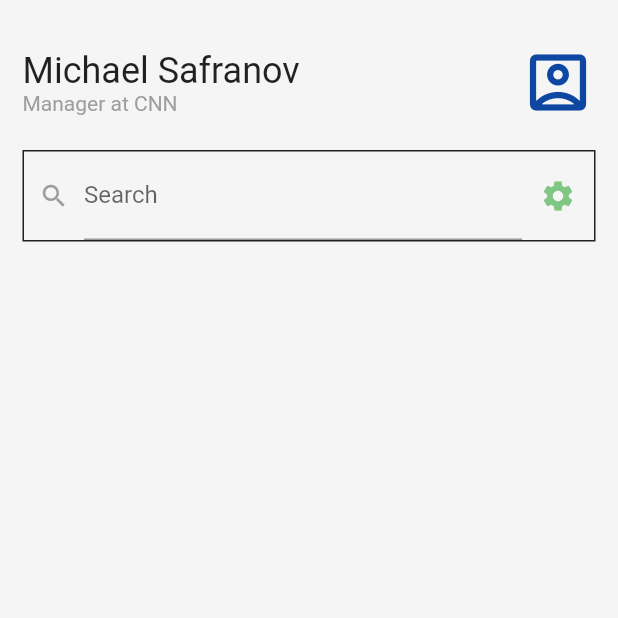
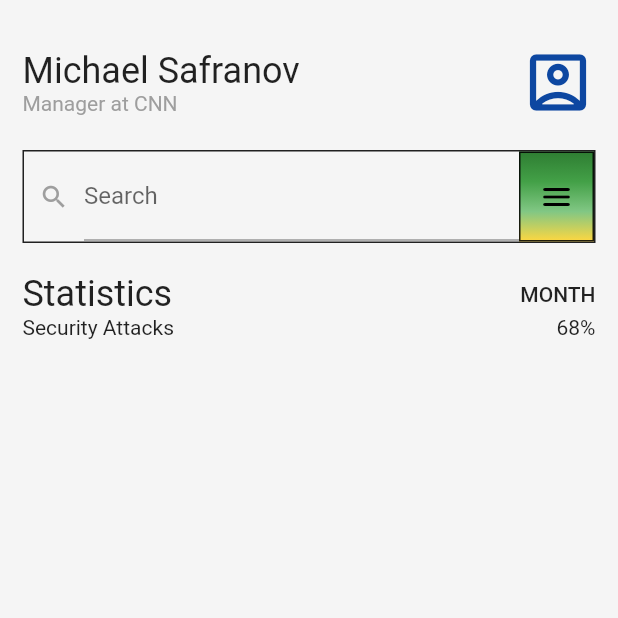
Before and after one commit to ANTONINEUTRON/wmt_second_app, a Flutter app: the screen it shows after launch, on a phone screen of 412 x 824 dp, the top half of it. Run offline on Flutter 3.47's test engine with Material 2 defaults, Android fonts, the phone set to English and light mode, and no system bars.

Commit message:
Implemented the Search section completely

```diff
--- a/lib/main.dart
+++ b/lib/main.dart
@@ -34,10 +34,44 @@ class HomePage extends StatelessWidget {
             children: [
               Profile(),
               Padding(padding: EdgeInsets.all(10)),
-              Search()
+              Search(),
+              Padding(padding: EdgeInsets.all(10)),
+              Statistics()
             ]
         ),
       )
+    );
+  }
+}
+
+class Statistics extends StatelessWidget {
+  const Statistics({Key? key}) : super(key: key);
+
+  @override
+  Widget build(BuildContext context) {
+    return Column(
+      children: [
+        Row(
+          mainAxisAlignment: MainAxisAlignment.spaceBetween,
+          children: [
+            Text(
+                "Statistics",
+              style: Theme.of(context).textTheme.headline5,
+            ),
+            Text(
+                "MONTH",
+              style: Theme.of(context).textTheme.labelLarge,
+            )
+          ],
+        ),
+        Row(
+          mainAxisAlignment: MainAxisAlignment.spaceBetween,
+          children: [
+            Text("Security Attacks"),
+            Text("68%")
+          ],
+        )
+      ],
     );
   }
 }
@@ -52,6 +86,7 @@ class Search extends StatelessWidget {
         border: Border.all(color: Colors.black87),
       ),
       child: Row(
+        mainAxisSize: MainAxisSize.min,
         children: [
           Padding(
             padding: EdgeInsets.all(10),
@@ -68,17 +103,32 @@ class Search extends StatelessWidget {
               ),
             )
           ),
-          IconButton(
+          Container(
+            height: 60,
+            decoration: BoxDecoration(
+              gradient: LinearGradient(
+                colors: [
+                  Colors.green.shade800,
+                  Colors.green.shade600,
+                  Colors.green.shade300,
+                  Colors.amberAccent.shade200,
+                ],
+                begin: Alignment.topCenter,
+                end: Alignment.bottomCenter
+              ),
+              border: Border.all(color: Colors.black87)
+            ),
+            child: IconButton(
               onPressed: (){},
-              icon: Icon(Icons.settings),
-              color: Colors.green.shade300,
+              icon: Icon(Icons.menu_rounded),
+              color: Colors.black,
+            ),
           )
         ],
       ),
     );
   }
 }
-
 
 class Profile extends StatelessWidget{
   @override
```
